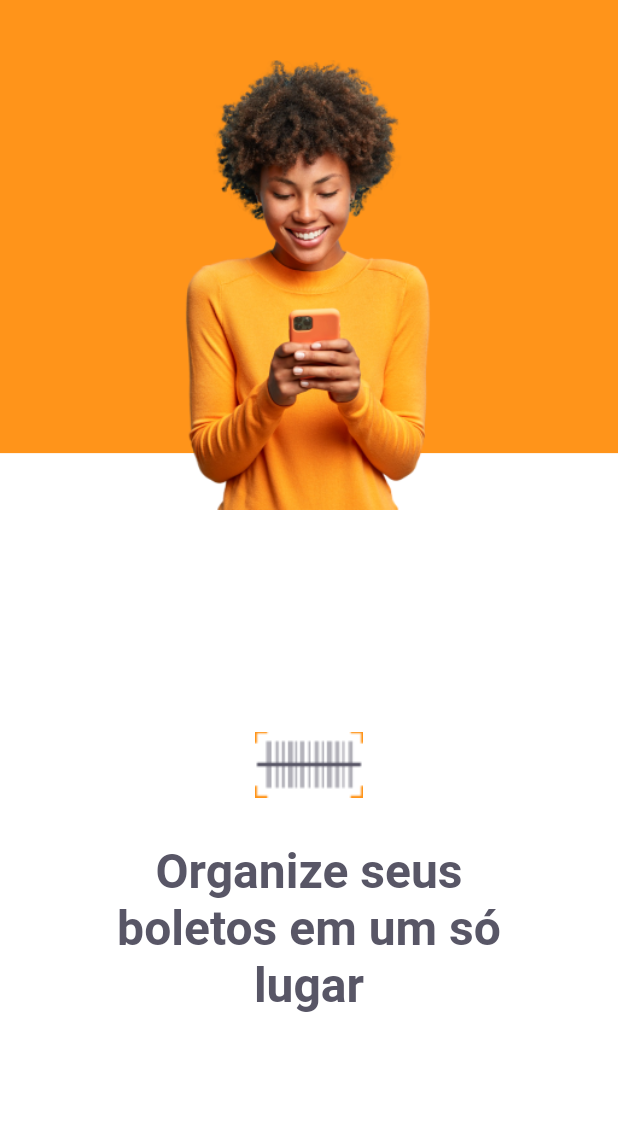
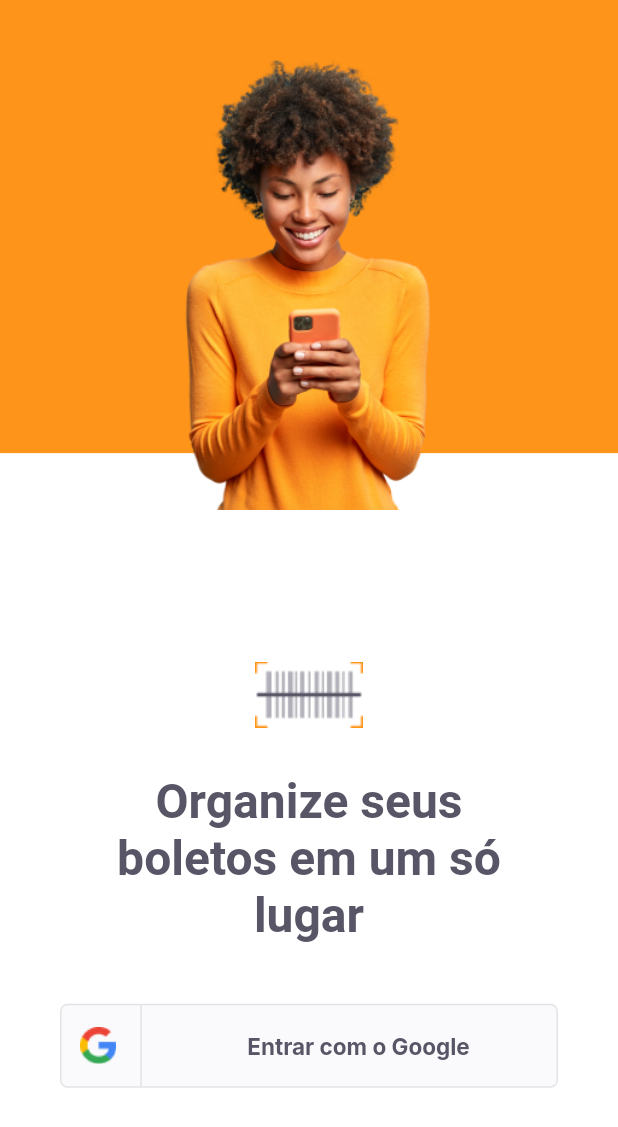
Before and after one commit to Destroier1945/payflow, a Flutter app: the screen it shows after launch, on a phone screen of 412 x 824 dp. Shown: the top 1127 px of the screen. Run offline on Flutter 3.47's test engine with Material 2 defaults, Android fonts, the phone set to English and light mode, and no system bars; our stand-ins replace google_fonts.

Commit message:
Aula 2 completada

```diff
--- a/lib/modules/login/login_page.dart
+++ b/lib/modules/login/login_page.dart
@@ -2,6 +2,7 @@ import 'package:flutter/material.dart';
 import 'package:payflow/shared/themes/app_colors.dart';
 import 'package:payflow/shared/themes/app_images.dart';
 import 'package:payflow/shared/themes/app_text_styles.dart';
+import 'package:payflow/shared/widgtes/social_login/social_login.dart';
 
 class LoginPage extends StatefulWidget {
   const LoginPage({Key? key}) : super(key: key);
@@ -37,7 +38,7 @@ class _LoginPageState extends State<LoginPage> {
               ),
             ),
             Positioned(
-              bottom: size.height * 0.18,
+              bottom: size.height * 0.12,
               left: 0,
               right: 0,
               child: Column(
@@ -54,6 +55,15 @@ class _LoginPageState extends State<LoginPage> {
                       style: TextStyles.titleHome,
                     ),
                   ),
+                  Padding(
+                    padding:
+                        const EdgeInsets.only(left: 40, right: 40, top: 40),
+                    child: SocialLoginButton(
+                      onTap: () {
+                        print('clicou');
+                      },
+                    ),
+                  ),
                 ],
               ),
             )
```
